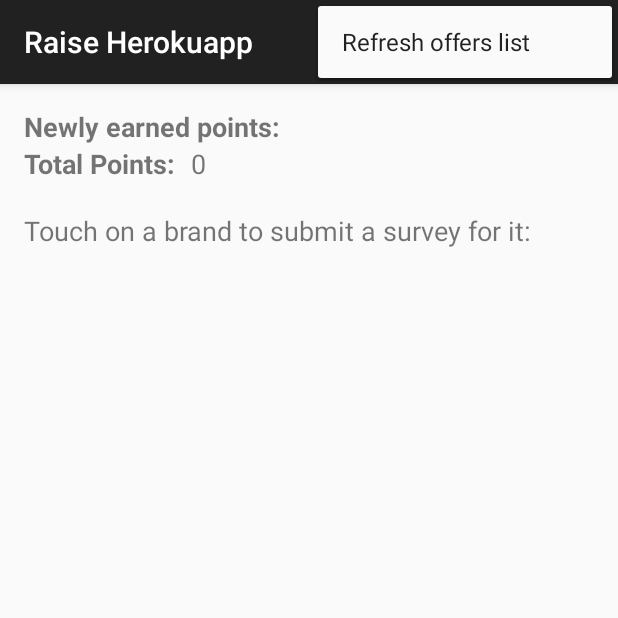
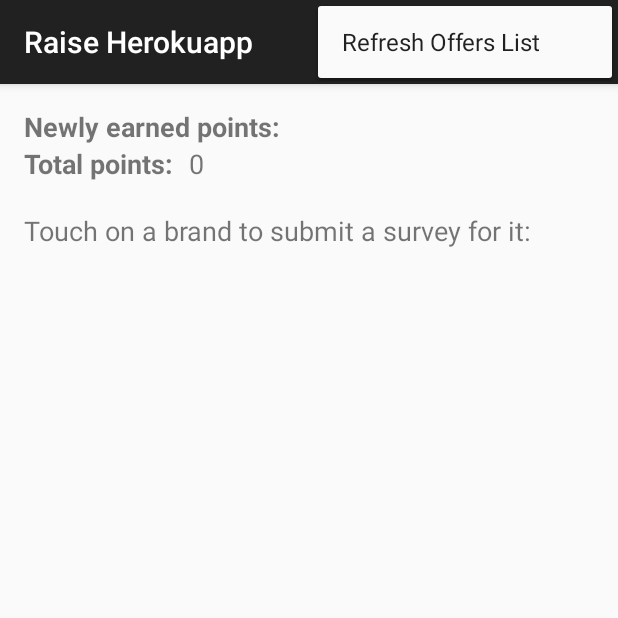
Before and after one commit to hgross4/Brent, an Android app: the screen it shows after launch (MainActivity), with the options menu open, on a phone screen of 412 x 824 dp, the top half of it. Run offline under Robolectric (Android 15) with nearby library versions, the phone set to English and light mode, and no system bars; libraries missing offline, so code that uses them is left out: com.koushikdutta.async, com.koushikdutta.ion; pictures from the network do not load; 1 statement that could not run was skipped.

Commit message:
Minor capitalization change

```diff
--- a/RaiseHerokuapp/app/src/main/res/values/strings.xml
+++ b/RaiseHerokuapp/app/src/main/res/values/strings.xml
@@ -3,14 +3,14 @@
 
     <string name="app_name">Raise Herokuapp</string>
     <string name="instructions">Touch on a brand to submit a survey for it:</string>
-    <string name="action_refresh_list">Refresh offers list</string>
+    <string name="action_refresh_list">Refresh Offers List</string>
     <string name="total_bonus">total_bonus</string>
     <string name="ok">OK</string>
     <string name="you_have_earned">You\'ve earned</string>
     <string name="points">points!</string>
     <string name="milestone">Milestone Reached</string>
     <string name="newly_earned_points">Newly earned points:</string>
-    <string name="total_points">Total Points:</string>
+    <string name="total_points">Total points:</string>
     <string name="refresh_offers_list">Refresh offers list</string>
 
 </resources>
```
